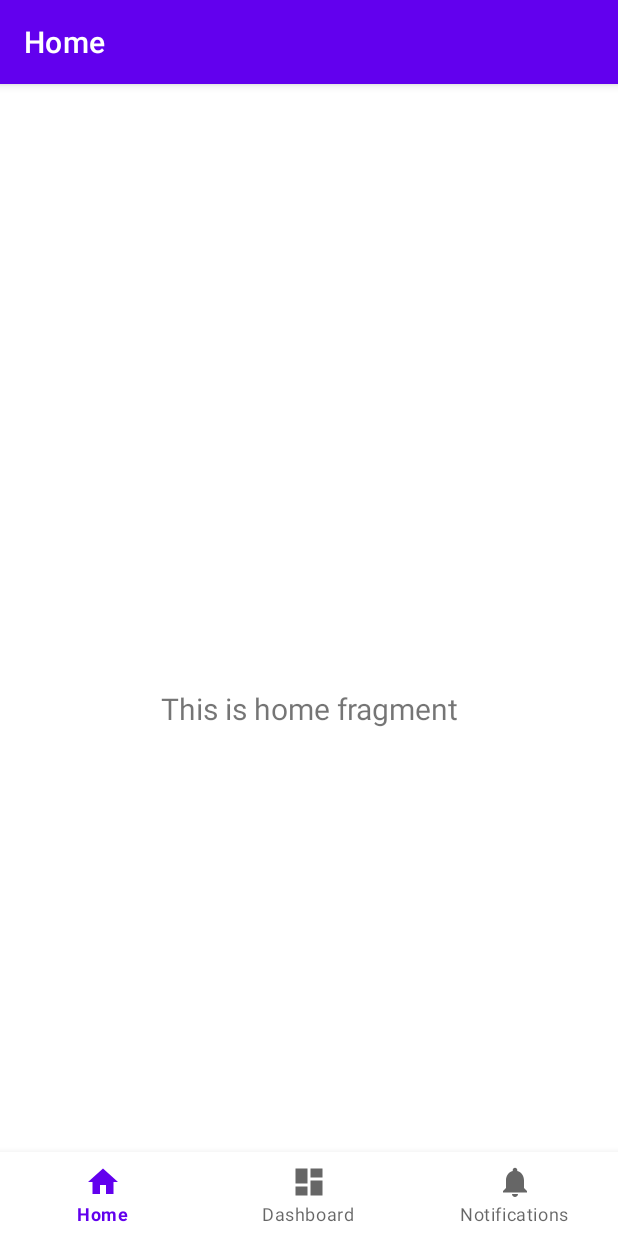
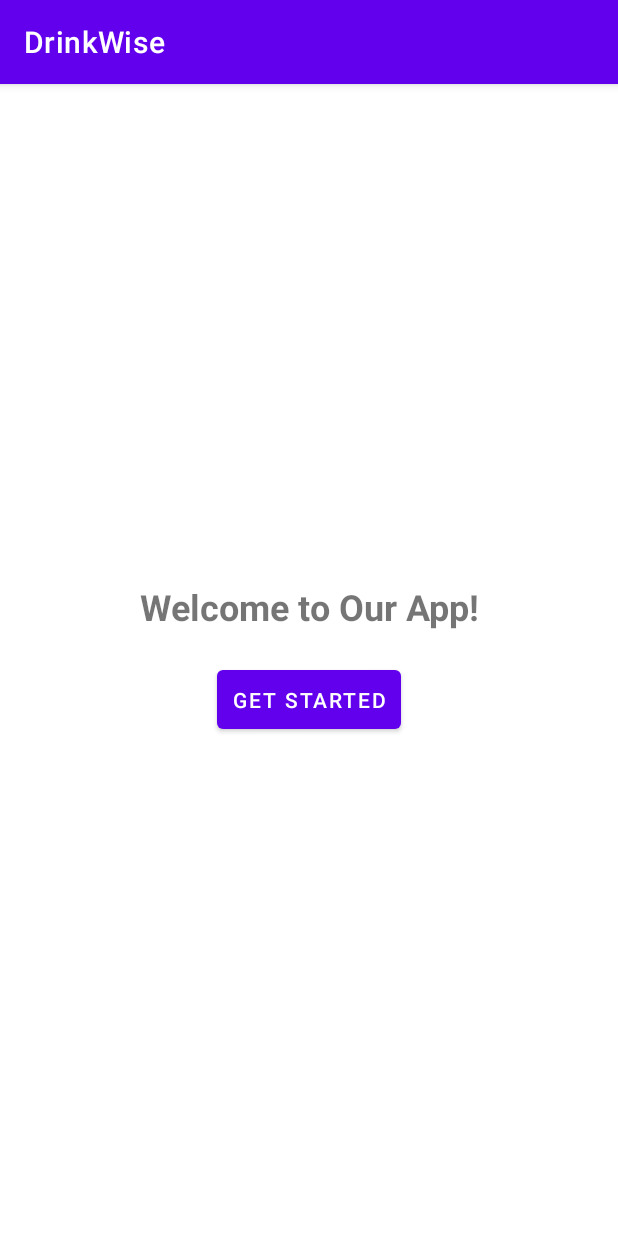
Before and after one commit to COEN-ELEC-390-Team-16-Winter-2025/Android-Application, an Android app: the screen it shows after launch (MainActivity before the commit, LandingActivity after it), on a phone screen of 412 x 824 dp. Run offline under Robolectric (Android 15) with nearby library versions, the phone set to English and light mode, and no system bars; our stand-ins replace navigation-ui.

Commit message:
LandingPage created and weight/height page created

```diff
--- /dev/null
+++ b/app/src/main/java/com/drinkwise/app/LandingActivity.java
@@ -0,0 +1,35 @@
+package com.drinkwise.app;
+
+import android.os.Bundle;
+
+import androidx.activity.EdgeToEdge;
+import androidx.appcompat.app.AppCompatActivity;
+import androidx.core.graphics.Insets;
+import androidx.core.view.ViewCompat;
+import androidx.core.view.WindowInsetsCompat;
+import android.content.Intent;
+import android.content.SharedPreferences;
+import android.os.Bundle;
+import android.view.View;
+import android.widget.Button;
+
+public class LandingActivity extends AppCompatActivity {
+    private Button getStartedButton;
+
+    @Override
+    protected void onCreate(Bundle savedInstanceState) {
+        super.onCreate(savedInstanceState);
+        setContentView(R.layout.activity_landing);
+
+        getStartedButton = findViewById(R.id.getStartedButton);
+
+        getStartedButton.setOnClickListener(new View.OnClickListener() {
+            @Override
+            public void onClick(View v) {
+                // Navigate to User Profile Page 1
+                Intent intent = new Intent(LandingActivity.this, UserProfileActivity1.class);
+                startActivity(intent);
+            }
+        });
+    }
+}
--- a/app/src/main/java/com/drinkwise/app/MainActivity.java
+++ b/app/src/main/java/com/drinkwise/app/MainActivity.java
@@ -1,5 +1,7 @@
 package com.drinkwise.app;
 
+import android.content.Intent;
+import android.content.SharedPreferences;
 import android.os.Bundle;
 import com.google.android.material.bottomnavigation.BottomNavigationView;
 import androidx.appcompat.app.AppCompatActivity;
@@ -11,14 +13,26 @@ import com.drinkwise.app.databinding.ActivityMainBinding;
 
 public class MainActivity extends AppCompatActivity {
 
-private ActivityMainBinding binding;
+    private ActivityMainBinding binding;
 
     @Override
     protected void onCreate(Bundle savedInstanceState) {
         super.onCreate(savedInstanceState);
 
-     binding = ActivityMainBinding.inflate(getLayoutInflater());
-     setContentView(binding.getRoot());
+        // Check if this is the first time the user is opening the app
+        SharedPreferences preferences = getSharedPreferences("AppPrefs", MODE_PRIVATE);
+        boolean isFirstTime = preferences.getBoolean("isFirstTime", true);
+
+        if (isFirstTime) {
+            // Open the Landing Page
+            startActivity(new Intent(this, LandingActivity.class));
+            finish(); // Close MainActivity so it doesn't stay in the back stack
+            return;
+        }
+
+        // Normal behavior if it's not the first time
+        binding = ActivityMainBinding.inflate(getLayoutInflater());
+        setContentView(binding.getRoot());
 
         BottomNavigationView navView = findViewById(R.id.nav_view);
         // Passing each menu ID as a set of Ids because each
--- /dev/null
+++ b/app/src/main/res/layout/activity_landing.xml
@@ -0,0 +1,27 @@
+<?xml version="1.0" encoding="utf-8"?>
+<LinearLayout xmlns:android="http://schemas.android.com/apk/res/android"
+    android:layout_width="match_parent"
+    android:layout_height="match_parent"
+    android:gravity="center"
+    android:orientation="vertical"
+    android:padding="20dp"
+    android:background="@color/white">
+
+    <TextView
+        android:id="@+id/welcomeText"
+        android:layout_width="wrap_content"
+        android:layout_height="wrap_content"
+        android:text="Welcome to Our App!"
+        android:textSize="24sp"
+        android:textStyle="bold"
+        android:gravity="center"
+        android:paddingBottom="20dp" />
+
+    <Button
+        android:id="@+id/getStartedButton"
+        android:layout_width="wrap_content"
+        android:layout_height="wrap_content"
+        android:text="Get Started"
+        android:padding="10dp"/>
+
+</LinearLayout>
```
Also changed, not shown: app/src/main/AndroidManifest.xml (+14 -12 lines), app/src/main/java/com/drinkwise/app/UserProfileActivity1.java (added, +24 -0 lines), app/src/main/res/layout/activity_user_profile1.xml (added, +19 -0 lines).
